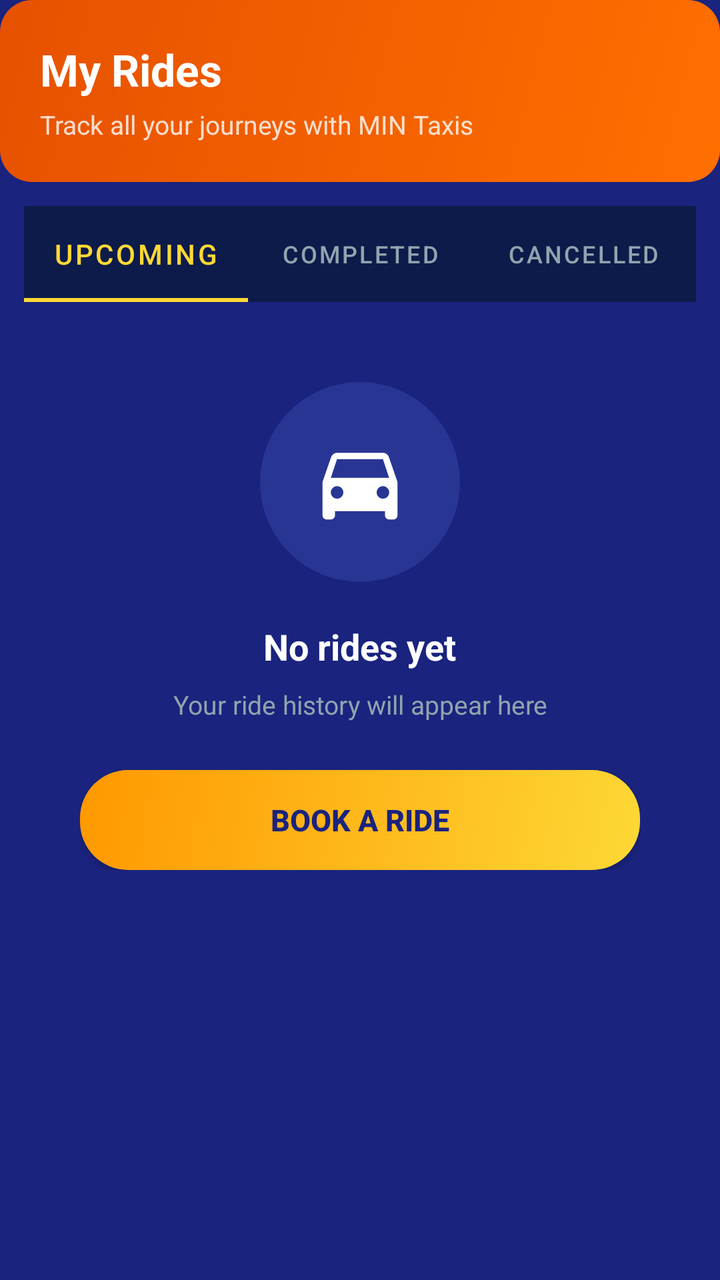
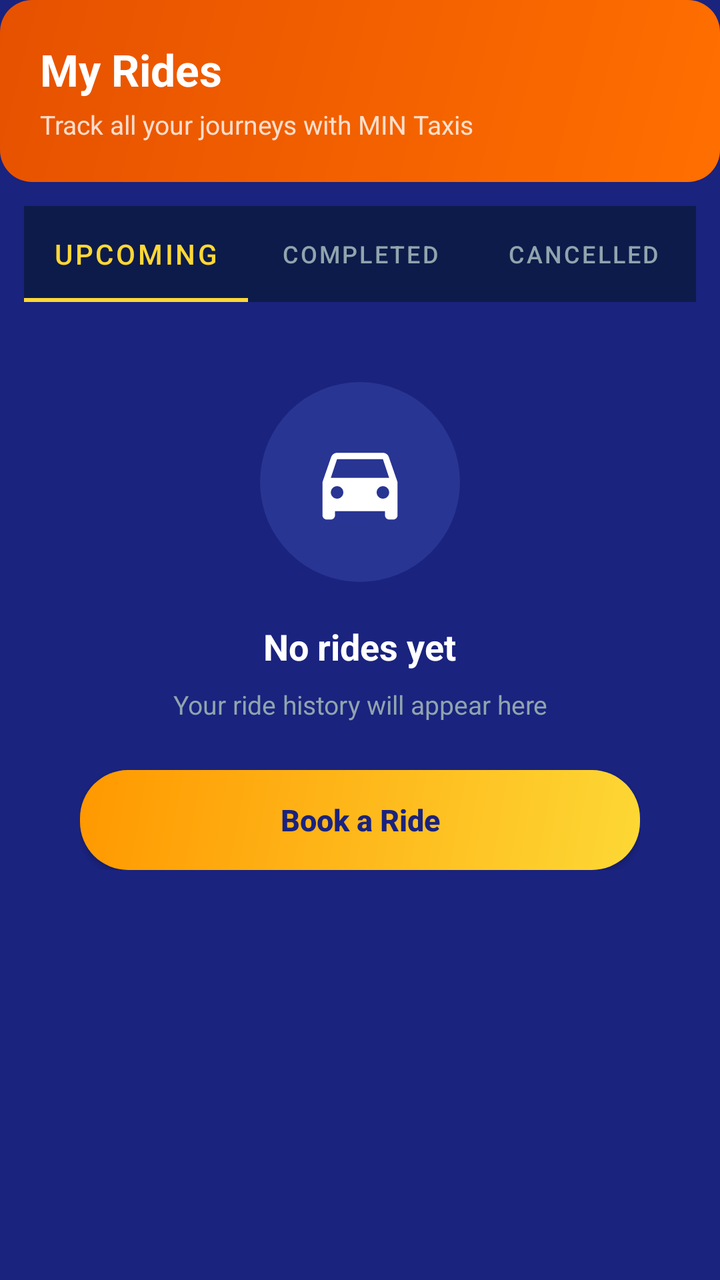

Two renders of the same Android screen: before a commit and after it. Below are the layout's source before the change and the commit's diff.
<!-- AndroidManifest.xml: application theme Theme.MinTaxis -->
<!-- res/layout/fragment_rides.xml -->
<?xml version="1.0" encoding="utf-8"?>
<ScrollView 
    xmlns:android="http://schemas.android.com/apk/res/android"
    xmlns:app="http://schemas.android.com/apk/res-auto"
    android:layout_width="match_parent"
    android:layout_height="match_parent"
    android:background="@color/mintaxis_navy"
    android:fillViewport="true">

    <LinearLayout
        android:layout_width="match_parent"
        android:layout_height="wrap_content"
        android:orientation="vertical">

        
        <LinearLayout
            android:layout_width="match_parent"
            android:layout_height="wrap_content"
            android:orientation="vertical"
            android:background="@drawable/promo_orange_background"
            android:padding="20dp">

            <TextView
                android:layout_width="wrap_content"
                android:layout_height="wrap_content"
                android:text="@string/my_rides"
                android:textColor="@color/mintaxis_white"
                android:textSize="22sp"
                android:textStyle="bold" />

            <TextView
                android:layout_width="wrap_content"
                android:layout_height="wrap_content"
                android:text="Track all your journeys with MIN Taxis"
                android:textColor="#CCFFFFFF"
                android:textSize="13sp"
                android:layout_marginTop="4dp" />

        </LinearLayout>

        
        <com.google.android.material.tabs.TabLayout
            android:id="@+id/tabLayout"
            android:layout_width="match_parent"
            android:layout_height="wrap_content"
            android:background="@color/mintaxis_navy_dark"
            app:tabIndicatorColor="@color/mintaxis_yellow"
            app:tabSelectedTextColor="@color/mintaxis_yellow"
            app:tabTextColor="@color/mintaxis_text_muted"
            android:layout_marginHorizontal="12dp"
            android:layout_marginTop="12dp">

            <com.google.android.material.tabs.TabItem
                android:layout_width="wrap_content"
                android:layout_height="wrap_content"
                android:text="@string/upcoming" />

            <com.google.android.material.tabs.TabItem
                android:layout_width="wrap_content"
                android:layout_height="wrap_content"
                android:text="@string/completed" />

            <com.google.android.material.tabs.TabItem
                android:layout_width="wrap_content"
                android:layout_height="wrap_content"
                android:text="@string/cancelled" />

        </com.google.android.material.tabs.TabLayout>

        
        <LinearLayout
            android:layout_width="match_parent"
            android:layout_height="wrap_content"
            android:orientation="vertical"
            android:gravity="center"
            android:padding="40dp">

            <FrameLayout
                android:layout_width="100dp"
                android:layout_height="100dp">

                <ImageView
                    android:layout_width="match_parent"
                    android:layout_height="match_parent"
                    android:src="@drawable/car_type_circle" />

                <ImageView
                    android:layout_width="50dp"
                    android:layout_height="50dp"
                    android:src="@drawable/ic_car_white"
                    android:layout_gravity="center" />

            </FrameLayout>

            <TextView
                android:layout_width="wrap_content"
                android:layout_height="wrap_content"
                android:text="@string/no_rides_yet"
                android:textColor="@color/mintaxis_text_primary"
                android:textSize="18sp"
                android:textStyle="bold"
                android:layout_marginTop="20dp" />

            <TextView
                android:layout_width="wrap_content"
                android:layout_height="wrap_content"
                android:text="@string/ride_history_empty"
                android:textColor="@color/mintaxis_text_muted"
                android:textSize="13sp"
                android:layout_marginTop="8dp"
                android:gravity="center" />

            <Button
                android:id="@+id/bookFirstRide"
                android:layout_width="match_parent"
                android:layout_height="50dp"
                android:background="@drawable/premium_button_background"
                android:text="@string/book_a_ride"
                android:textColor="@color/mintaxis_navy"
                android:textSize="15sp"
                android:textStyle="bold"
                android:layout_marginTop="24dp" />

        </LinearLayout>

    </LinearLayout>
</ScrollView>
<!-- resources referenced by this layout -->
<resources>
  <color name="mintaxis_navy">#1A237E</color>
  <color name="mintaxis_navy_dark">#0D1B4A</color>
  <color name="mintaxis_text_muted">#90A4AE</color>
  <color name="mintaxis_text_primary">#FFFFFF</color>
  <color name="mintaxis_white">#FFFFFF</color>
  <color name="mintaxis_yellow">#FDD835</color>
  <!-- drawable car_type_circle (drawable) -->
  <?xml version="1.0" encoding="utf-8"?>
  <shape xmlns:android="http://schemas.android.com/apk/res/android"
      android:shape="oval">
      <solid android:color="#283593" />
  </shape>
  <!-- drawable ic_car_white (drawable) -->
  <?xml version="1.0" encoding="utf-8"?>
  <vector xmlns:android="http://schemas.android.com/apk/res/android"
      android:width="36dp"
      android:height="36dp"
      android:viewportWidth="24"
      android:viewportHeight="24">
      <path
          android:fillColor="#FFFFFF"
          android:pathData="M18.92,6.01C18.72,5.42 18.16,5 17.5,5h-11c-0.66,0 -1.21,0.42 -1.42,1.01L3,12v8c0,0.55 0.45,1 1,1h1c0.55,0 1,-0.45 1,-1v-1h12v1c0,0.55 0.45,1 1,1h1c0.55,0 1,-0.45 1,-1v-8l-2.08,-5.99zM6.5,16c-0.83,0 -1.5,-0.67 -1.5,-1.5S5.67,13 6.5,13s1.5,0.67 1.5,1.5S7.33,16 6.5,16zM17.5,16c-0.83,0 -1.5,-0.67 -1.5,-1.5s0.67,-1.5 1.5,-1.5 1.5,0.67 1.5,1.5 -0.67,1.5 -1.5,1.5zM5,11l1.5,-4.5h11L19,11H5z"/>
  </vector>
  <!-- drawable premium_button_background (drawable) -->
  <?xml version="1.0" encoding="utf-8"?>
  <shape xmlns:android="http://schemas.android.com/apk/res/android"
      android:shape="rectangle">
      <gradient
          android:startColor="#FDD835"
          android:endColor="#FF9800"
          android:angle="135" />
      <corners android:radius="24dp" />
  </shape>
  <!-- drawable promo_orange_background (drawable) -->
  <?xml version="1.0" encoding="utf-8"?>
  <shape xmlns:android="http://schemas.android.com/apk/res/android"
      android:shape="rectangle">
      <gradient
          android:startColor="#FF6F00"
          android:endColor="#E65100"
          android:angle="135" />
      <corners android:radius="16dp" />
  </shape>
  <string name="book_a_ride">Book a Ride</string>
  <string name="cancelled">Cancelled</string>
  <string name="completed">Completed</string>
  <string name="my_rides">My Rides</string>
  <string name="no_rides_yet">No rides yet</string>
  <string name="ride_history_empty">Your ride history will appear here</string>
  <string name="upcoming">Upcoming</string>
  <style name="Theme.MinTaxis" parent="Theme.MaterialComponents.DayNight.NoActionBar">
          
          <item name="colorPrimary">@color/mintaxis_navy</item>
          <item name="colorPrimaryDark">@color/mintaxis_navy_dark</item>
          <item name="colorAccent">@color/mintaxis_yellow</item>
          
          
          <item name="android:windowBackground">@color/mintaxis_background</item>
          <item name="android:statusBarColor">@color/mintaxis_navy_dark</item>
          <item name="android:navigationBarColor">@color/mintaxis_navy_dark</item>
          
          
          <item name="android:textColorPrimary">@color/mintaxis_text_primary</item>
          <item name="android:textColorSecondary">@color/mintaxis_text_secondary</item>
          
          
          <item name="colorButtonNormal">@color/mintaxis_yellow</item>
          <item name="colorControlNormal">@color/mintaxis_text_secondary</item>
          <item name="colorControlActivated">@color/mintaxis_yellow</item>
      </style>
  <color name="mintaxis_background">#1A237E</color>
  <color name="mintaxis_text_secondary">#CFD8DC</color>
</resources>

<!-- the commit's change to res/layout/fragment_rides.xml (unified diff, before → after) -->
@@ -115,10 +115,12 @@
                 android:layout_width="match_parent"
                 android:layout_height="50dp"
                 android:background="@drawable/premium_button_background"
+                android:backgroundTint="@null"
                 android:text="@string/book_a_ride"
                 android:textColor="@color/mintaxis_navy"
                 android:textSize="15sp"
                 android:textStyle="bold"
+                android:textAllCaps="false"
                 android:layout_marginTop="24dp" />
 
         </LinearLayout>
